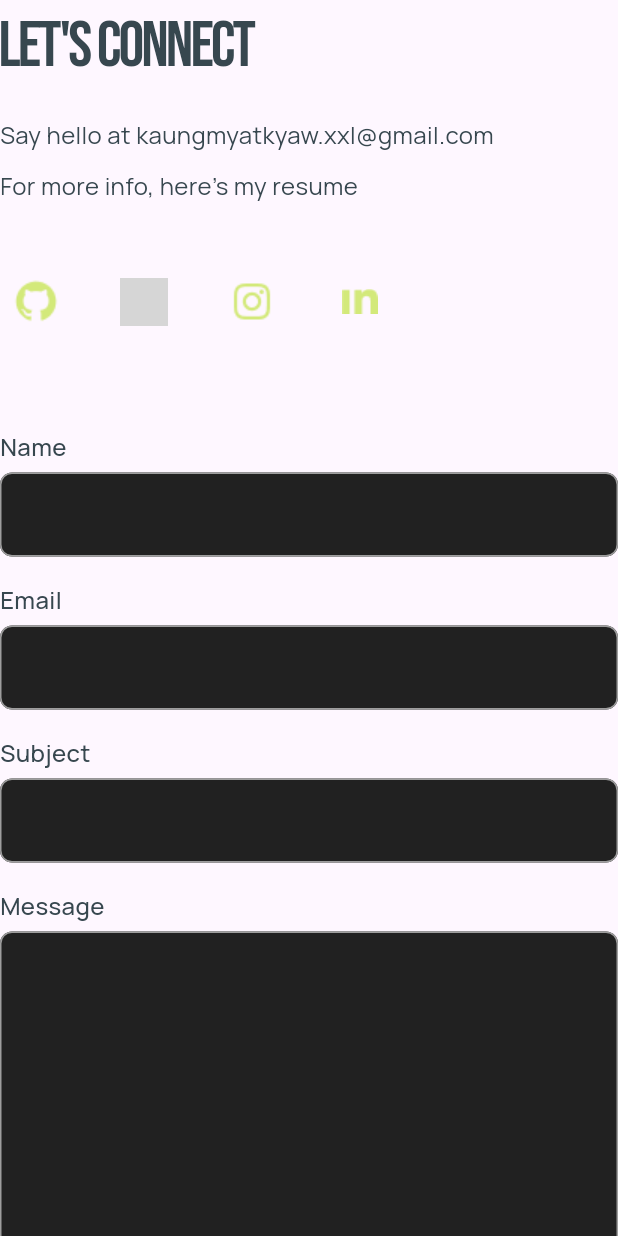
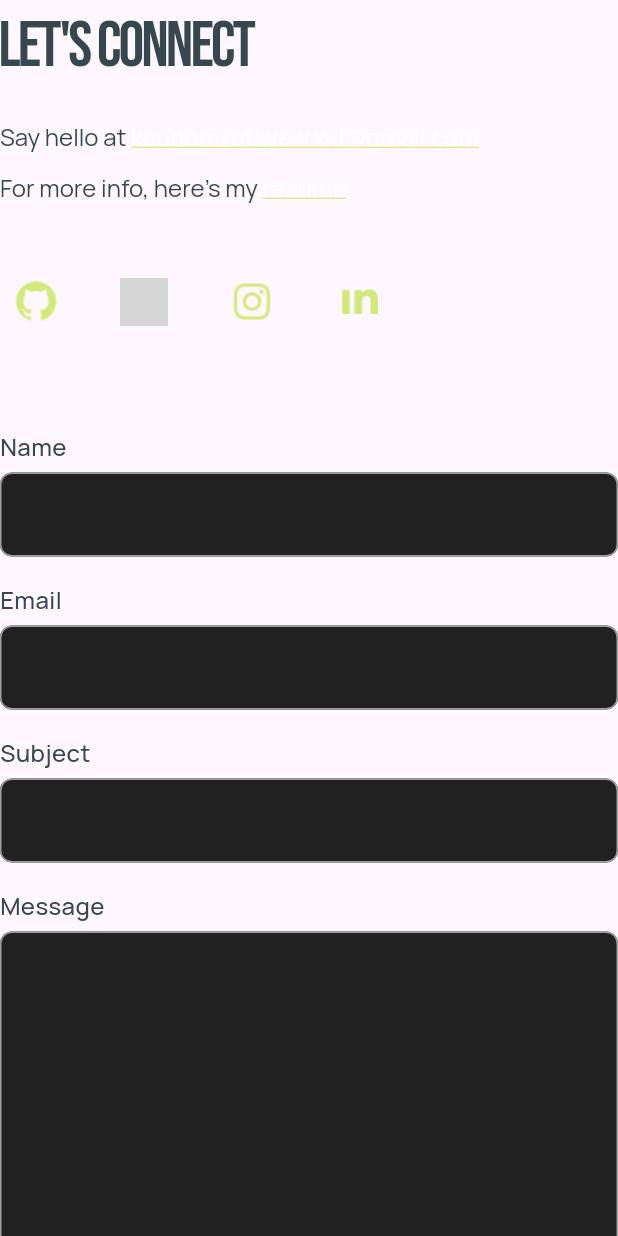
Before and after one commit to Kaung-Myat-Kyaw-xxl/myportfolio-2025, a Flutter app: the ContactFormSection widget shown alone on an empty page, opened directly, on a phone screen of 412 x 824 dp. Run offline on Flutter 3.47's test engine with Material 3 defaults, Android fonts, the phone set to English and light mode, and no system bars; network calls fail; grey boxes are pictures that could not be loaded.

Commit message:
Added TextSpan widget for link text

```diff
--- a/lib/main_new.dart
+++ b/lib/main_new.dart
@@ -1,9 +1,10 @@
-// main.dart - The entry point for your Flutter portfolio application.
+// main_new.dart - The entry point for my Flutter portfolio application.
 
 import 'dart:convert';
 import 'dart:developer';
 import 'package:flutter/cupertino.dart';
 import 'package:flutter/foundation.dart';
+import 'package:flutter/gestures.dart';
 import 'package:http/http.dart' as http;
 
 import 'package:flutter/material.dart';
@@ -1223,28 +1224,13 @@ class _ContactFormState extends State<ContactFormSection> {
                       ),
                     ),
                     const SizedBox(height: 16,),
-                    Text(
-                      "Say hello at kaungmyatkyaw.xxl@gmail.com",
-                      style: TextStyle(
-                        fontFamily: 'Manrope',
-                        fontSize: 18,
-                        height: 1.5,
-                        fontWeight: FontWeight.w400,
-                        color: Theme.of(context).brightness == Brightness.light ? Colors.blueGrey[800] : Color(0xFFFFFFFF),
-                      ),
-                    ),
+
+                    _buildRichText(context, constraints, 'Say hello at ', 'kaungmyatkyaw.xxl@gmail.com', true),
                     const SizedBox(height: 8,),
-                    Text(
-                      "For more info, here's my resume",
-                      style: TextStyle(
-                        fontFamily: 'Manrope',
-                        fontSize: 18,
-                        height: 1.5,
-                        fontWeight: FontWeight.w500,
-                        color: Theme.of(context).brightness == Brightness.light ? Colors.blueGrey[800] : Color(0xFFFFFFFF),
-                      ),
-                    ),
+
+                    _buildRichText(context, constraints, 'For more info, here\'s my ', 'resume', false),
                     const SizedBox(height: 40),
+
                     _buildContactButtons(context)
                   ],
                 ),
@@ -1270,35 +1256,70 @@ class _ContactFormState extends State<ContactFormSection> {
                 ),
               ),
               const SizedBox(height: 16,),
-              Text(
-                "Say hello at kaungmyatkyaw.xxl@gmail.com",
-                style: TextStyle(
-                  fontFamily: 'Manrope',
-                  fontSize: 16,
-                  height: 1.6,
-                  fontWeight: FontWeight.w400,
-                  color: Theme.of(context).brightness == Brightness.light ? Colors.blueGrey[800] : Color(0xFFC7C7C7),
-                ),
-              ),
+
+              _buildRichText(context, constraints, 'Say hello at ', 'kaungmyatkyaw.xxl@gmail.com', true),
               const SizedBox(height: 8,),
-              Text(
-                "For more info, here's my resume",
-                style: TextStyle(
-                  fontFamily: 'Manrope',
-                  fontSize: 16,
-                  height: 1.6,
-                  fontWeight: FontWeight.w400,
-                  color: Theme.of(context).brightness == Brightness.light ? Colors.blueGrey[800] : Color(0xFFC7C7C7),
-                ),
-              ),
+
+              _buildRichText(context, constraints, 'For more info, here\'s my ', 'resume', false),
               const SizedBox(height: 40),
+
               _buildContactButtons(context),
               const SizedBox(height: 60,),
+
               _buildContactForm(context),
             ],
           );
         }
       }
+    );
+  }
+
+  Widget _buildRichText(BuildContext context, BoxConstraints constraints, String normalText, String linkText, bool isEmail){
+    return RichText(
+      text: TextSpan(
+        style: TextStyle(
+          fontFamily: 'Manrope',
+          fontSize: constraints.maxWidth > 700 ? 18 : 16,
+          height: constraints.maxWidth > 700 ? 1.5 : 1.6,
+          fontWeight: FontWeight.w400,
+          color: Theme.of(context).brightness == Brightness.light
+              ? Colors.blueGrey[800]
+              : Color(0xFFC7C7C7),
+        ),
+        children: [
+          TextSpan(text: normalText),
+          TextSpan(
+            text: linkText,
+            style: TextStyle(
+              fontFamily: 'Manrope',
+              fontSize: constraints.maxWidth > 700 ? 18 : 16,
+              height: constraints.maxWidth > 700 ? 1.5 : 1.6,
+              fontWeight: FontWeight.w400,
+              color: Color(0xFFFFFFFF), // Link color
+              decoration: TextDecoration.underline,
+              decorationColor: WebColors.primaryColor, // 👈 underline color
+              decorationThickness: 2,           // 👈 thickness of the underline
+              decorationStyle: TextDecorationStyle.solid, // dashed/dotted/solid
+            ),
+            recognizer: TapGestureRecognizer()..onTap = () async {
+              late Uri uri;
+              if(isEmail){
+                uri = Uri(scheme: 'mailto', path: 'kaungmyatkyaw.xxl@gmail.com',);
+              }else{
+                uri = Uri.parse('assets/resume/resume_2025.pdf');
+              }
+
+                if (!await launchUrl(uri)) {
+                  if(context.mounted){
+                    ScaffoldMessenger.of(context).showSnackBar(
+                      SnackBar(content: Text('Could not launch link!')),
+                    );
+                  }
+                }
+              },
+          ),
+        ],
+      ),
     );
   }
 
```
